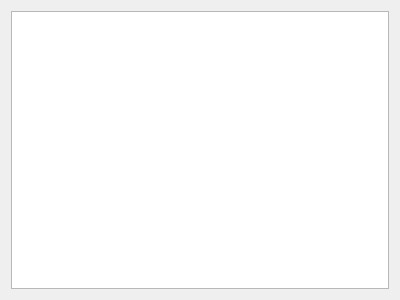
Old version of the form products/productsview.ui in the repository gustavosinbandera1/mayorga_db.
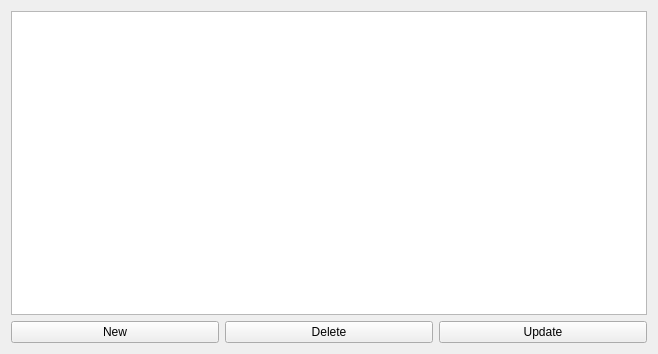
New version of the form.

Commit message: fix CRUD address table

```diff
--- a/products/productsview.ui
+++ b/products/productsview.ui
@@ -6,8 +6,8 @@
    <rect>
     <x>0</x>
     <y>0</y>
-    <width>400</width>
-    <height>300</height>
+    <width>658</width>
+    <height>354</height>
    </rect>
   </property>
   <property name="windowTitle">
@@ -15,7 +15,36 @@
   </property>
   <layout class="QGridLayout" name="gridLayout">
    <item row="0" column="0">
-    <widget class="QTableView" name="productsView"/>
+    <layout class="QVBoxLayout" name="verticalLayout">
+     <item>
+      <widget class="QTableView" name="productsView"/>
+     </item>
+     <item>
+      <layout class="QHBoxLayout" name="horizontalLayout">
+       <item>
+        <widget class="QPushButton" name="newButton">
+         <property name="text">
+          <string>New</string>
+         </property>
+        </widget>
+       </item>
+       <item>
+        <widget class="QPushButton" name="deleteButton">
+         <property name="text">
+          <string>Delete</string>
+         </property>
+        </widget>
+       </item>
+       <item>
+        <widget class="QPushButton" name="updateButton">
+         <property name="text">
+          <string>Update</string>
+         </property>
+        </widget>
+       </item>
+      </layout>
+     </item>
+    </layout>
    </item>
   </layout>
  </widget>
```
The commit also changes 12 other files.
